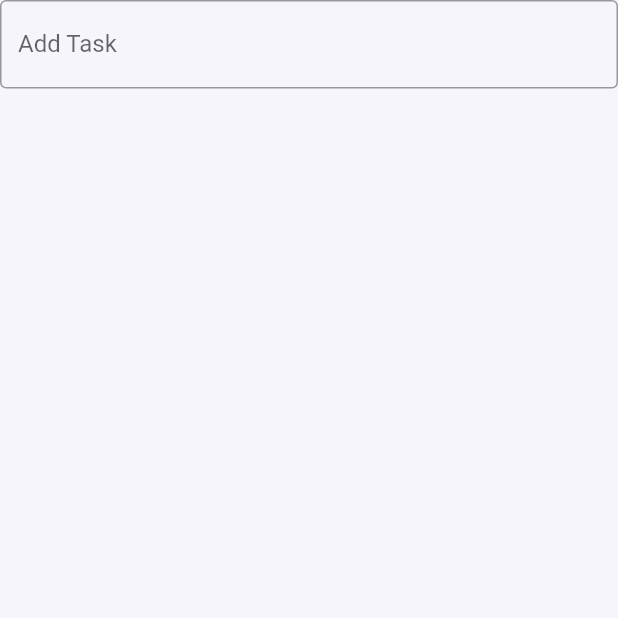
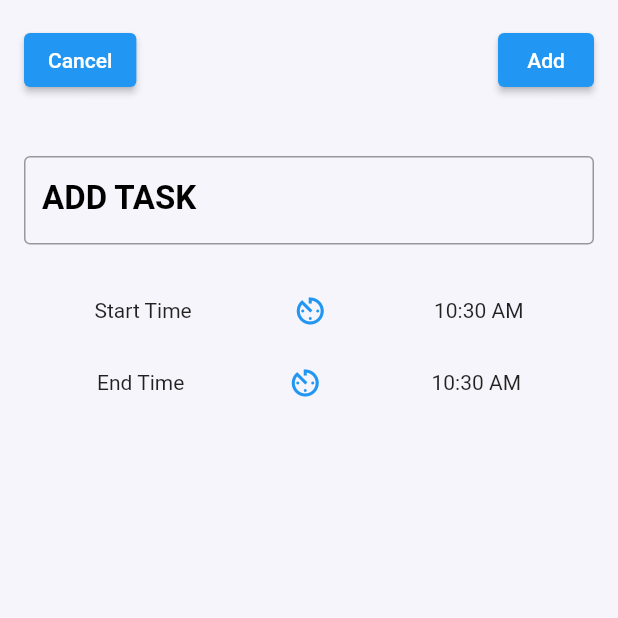
Before and after one commit to tnsmobilesolutions/dinalipi, a Flutter app: the AddTaskPage screen opened directly, on a phone screen of 412 x 824 dp, the top half of it. Run offline on Flutter 3.47's test engine with Material 2 defaults, Android fonts, the light colour scheme and no system bars.

Commit message:
Add task page 2

```diff
--- a/lib/pages/addTask.dart
+++ b/lib/pages/addTask.dart
@@ -8,20 +8,93 @@ class AddTaskPage extends StatefulWidget {
 }
 
 class _AddTaskPageState extends State<AddTaskPage> {
+  TimeOfDay time = TimeOfDay.now();
+  TimeOfDay times = TimeOfDay.now();
+
+  void selectStartTime() async {
+    final TimeOfDay? newTime = await showTimePicker(
+      context: context,
+      initialTime: time,
+    );
+    if (newTime != null) {
+      setState(() {
+        time = newTime;
+      });
+    }
+  }
+
+  void selectEndTime() async {
+    final TimeOfDay? newTime = await showTimePicker(
+      context: context,
+      initialTime: times,
+    );
+    if (newTime != null) {
+      setState(() {
+        times = newTime;
+      });
+    }
+  }
+
   @override
   Widget build(BuildContext context) {
-    return Container(
-      child: SafeArea(
-        child: Scaffold(
-          body: Column(
+    return Scaffold(
+      body: SafeArea(
+        child: Padding(
+          padding: const EdgeInsets.all(16.0),
+          child: Column(
             children: [
-              TextField(
-                decoration: InputDecoration(
-                  border: OutlineInputBorder(),
-                  labelText: 'Add Task',
-                  hintText: 'Wake Up',
-                ),
+              Row(
+                mainAxisAlignment: MainAxisAlignment.spaceBetween,
+                children: [
+                  ElevatedButton(
+                      onPressed: () {
+                        Navigator.pop(context);
+                      },
+                      child: Text('Cancel')),
+                  ElevatedButton(onPressed: () {}, child: Text('Add')),
+                ],
               ),
+              SizedBox(height: 40.0),
+              Column(
+                children: [
+                  TextField(
+                    decoration: InputDecoration(
+                      labelText: 'ADD TASK ',
+                      labelStyle: TextStyle(
+                          fontSize: 22.0,
+                          color: Colors.black,
+                          fontWeight: FontWeight.bold),
+                      hintText: 'Enter Your Task Here',
+                      hintStyle: TextStyle(fontSize: 16.0),
+                      border: OutlineInputBorder(),
+                    ),
+                    keyboardType: TextInputType.text,
+                  ),
+                ],
+              ),
+              SizedBox(height: 20.0),
+              Row(
+                mainAxisAlignment: MainAxisAlignment.spaceEvenly,
+                children: [
+                  Text('Start Time'),
+                  TextButton(
+                    child: Icon(Icons.av_timer),
+                    onPressed: selectStartTime,
+                  ),
+                  Text(' ${time.format(context)}')
+                ],
+              ),
+              Row(
+                mainAxisAlignment: MainAxisAlignment.spaceEvenly,
+                children: [
+                  Text('End Time'),
+                  TextButton(
+                    child: Icon(Icons.av_timer),
+                    onPressed: selectEndTime,
+                  ),
+                  Text(' ${times.format(context)}')
+                ],
+              )
             ],
           ),
         ),
```
